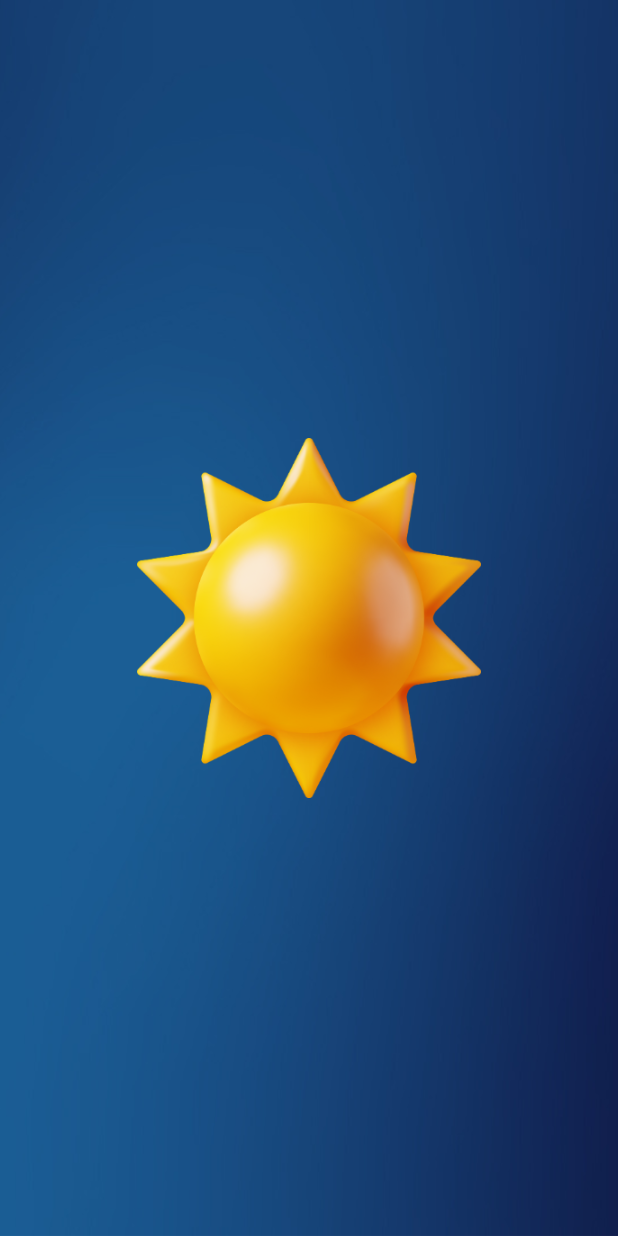
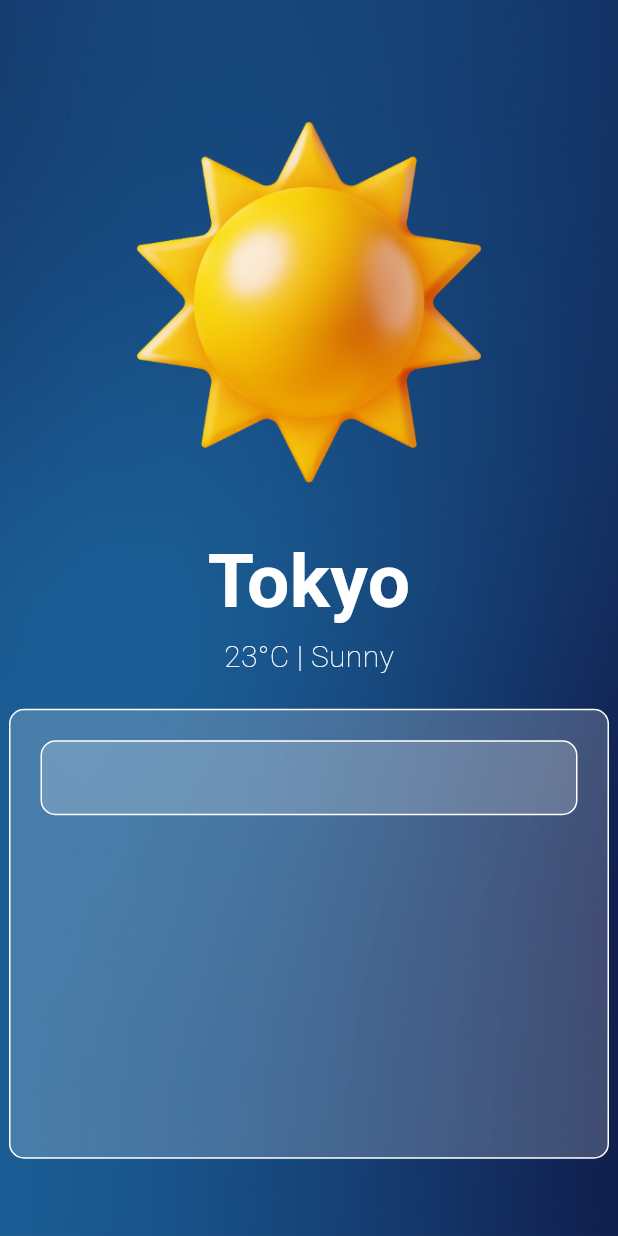
Before and after one commit to alexmortelsison/my_weatherapp, a Flutter app: the screen it shows after launch, on a phone screen of 412 x 824 dp. Run offline on Flutter 3.47's test engine with Material 3 defaults, Android fonts, the phone set to English and light mode, and no system bars; our stand-ins replace geolocator.

Commit message:
updated UI

```diff
--- a/lib/screens/location_screen.dart
+++ b/lib/screens/location_screen.dart
@@ -1,4 +1,8 @@
+import 'dart:ui';
+
+import 'package:flutter/cupertino.dart';
 import 'package:flutter/material.dart';
+import 'package:flutter/rendering.dart';
 import 'package:flutter/widgets.dart';
 
 class LocationScreen extends StatefulWidget {
@@ -35,6 +39,69 @@ class _LocationScreenState extends State<LocationScreen> {
                   ),
                 ),
               ),
+              const Text(
+                'Tokyo',
+                style: TextStyle(
+                  fontSize: 50,
+                  color: Colors.white,
+                  fontWeight: FontWeight.bold,
+                ),
+              ),
+              const Text(
+                '23°C | Sunny',
+                style: TextStyle(
+                  fontSize: 20,
+                  color: Colors.white,
+                  fontWeight: FontWeight.w200,
+                ),
+              ),
+              const SizedBox(
+                height: 20,
+              ),
+              Stack(
+                children: [
+                  Container(
+                    decoration: BoxDecoration(
+                      border: Border.all(
+                        color: Colors.white,
+                      ),
+                      borderRadius: BorderRadius.circular(
+                        10.0,
+                      ),
+                      color: Colors.white.withOpacity(0.2),
+                      shape: BoxShape.rectangle,
+                    ),
+                    height: 300,
+                    width: 400,
+                    child: Column(
+                      children: [
+                        Container(
+                          margin: const EdgeInsets.only(
+                            top: 20,
+                            left: 20,
+                            right: 20,
+                          ),
+                          decoration: BoxDecoration(
+                            border: Border.all(
+                              color: Colors.white,
+                            ),
+                            borderRadius: BorderRadius.circular(
+                              10.0,
+                            ),
+                            color: Colors.white.withOpacity(0.2),
+                            shape: BoxShape.rectangle,
+                          ),
+                          height: 50,
+                          width: double.infinity,
+                          child: const Row(
+                            children: [],
+                          ),
+                        ),
+                      ],
+                    ),
+                  ),
+                ],
+              ),
             ],
           ),
         ),
```
